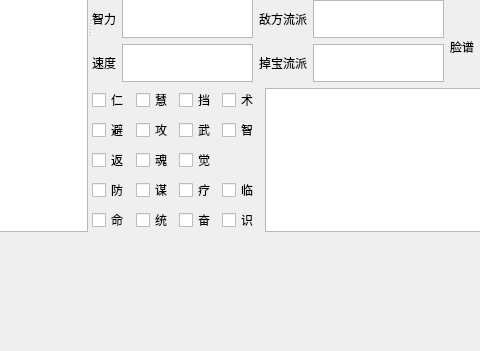
NTS2R/nts2r_evo_editor, file militarycommander.ui: the form before one commit; both pictures show x 87 to 567 and y 199 to 550 of the 800 by 550 pixel window.
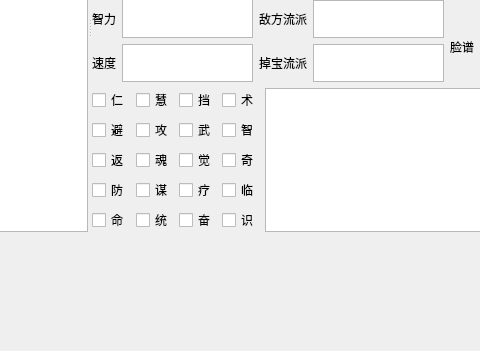
The form after the commit.

Patch:
```diff
--- a/militarycommander.ui
+++ b/militarycommander.ui
@@ -437,6 +437,13 @@
            </property>
           </widget>
          </item>
+         <item row="2" column="3">
+          <widget class="QCheckBox" name="skillQi">
+           <property name="text">
+            <string>奇</string>
+           </property>
+          </widget>
+         </item>
         </layout>
        </item>
        <item>
```
